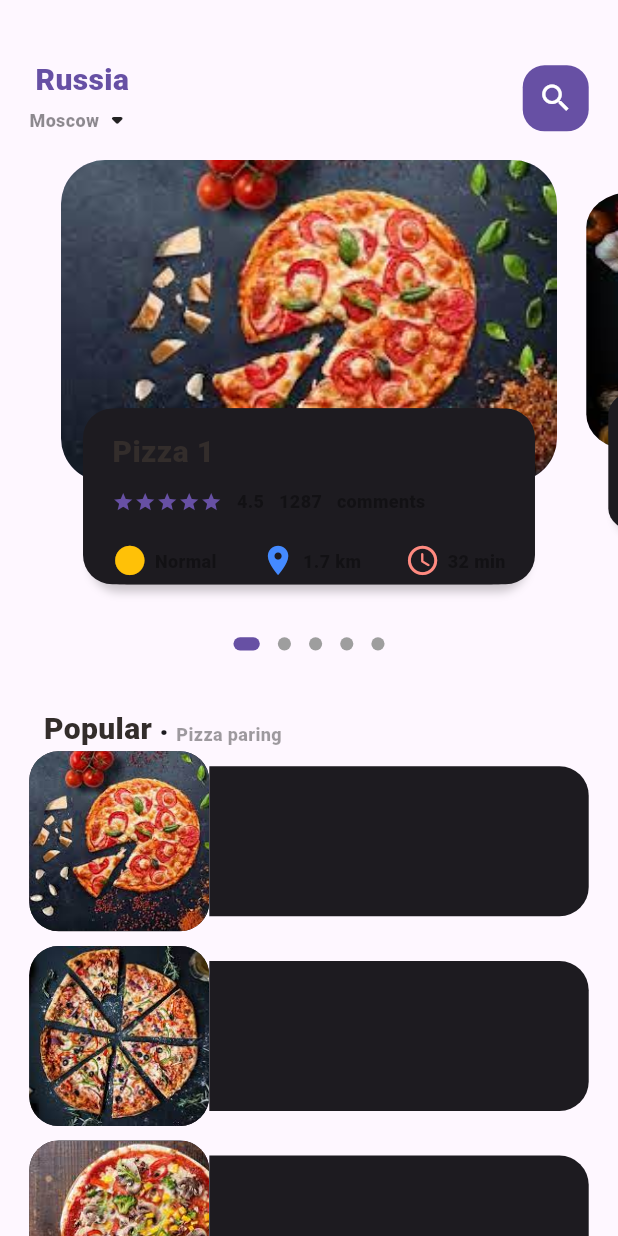
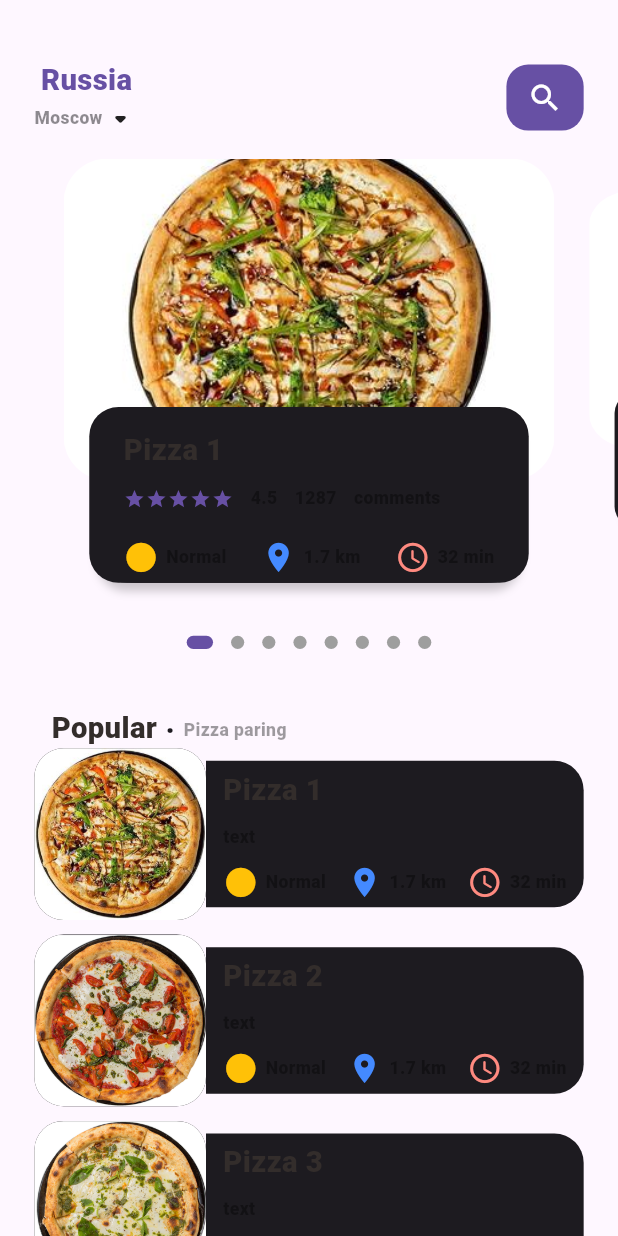
Before and after one commit to anatoliyKaragodin/flutter_ecommerce_app, a Flutter app: the screen it shows after launch, on a phone screen of 412 x 824 dp. Run offline on Flutter 3.47's test engine with Material 2 defaults, Android fonts, the phone set to English and light mode, and no system bars; drawn by our look-alikes of dots_indicator; our stand-ins replace get.

Commit message:
add libraries

```diff
--- a/lib/home_page/library/home_page_library.dart
+++ /dev/null
@@ -1,3 +0,0 @@
-library _home_page_library;
-
-import 'package:flutter/material.dart';
--- a/lib/main.dart
+++ b/lib/main.dart
@@ -1,7 +1,6 @@
 import 'package:flutter/material.dart';
+import 'package:flutter_ecommerce_app/pages/home_page/main_home_page.dart';
 import 'package:get/get_navigation/src/root/get_material_app.dart';
-
-import 'home_page/main_home_page.dart';
 
 void main() {
   runApp(const MyApp());
--- /dev/null
+++ b/lib/pages/home_page/library/home_page_library.dart
@@ -0,0 +1,14 @@
+library main_home_page_library;
+
+export 'package:flutter/material.dart';
+export 'package:flutter/material.dart';
+export 'package:flutter_ecommerce_app/utils/dimensions.dart';
+export 'package:flutter_ecommerce_app/widgets/big_text_widget.dart';
+export 'package:flutter_ecommerce_app/widgets/small_text_widget.dart';
+
+export 'package:dots_indicator/dots_indicator.dart';
+
+export 'package:flutter_ecommerce_app/utils/colors_util.dart';
+export 'package:flutter_ecommerce_app/pages/home_page/main_home_page_body.dart';
+
+export 'package:flutter_ecommerce_app/widgets/icon_and_text_widget.dart';
--- a/lib/home_page/main_home_page.dart
+++ b/lib/pages/home_page/main_home_page.dart
@@ -1,8 +1,4 @@
-import 'package:flutter/material.dart';
-import 'package:flutter_ecommerce_app/home_page/main_home_page_body.dart';
-import 'package:flutter_ecommerce_app/utils/dimensions.dart';
-import 'package:flutter_ecommerce_app/widgets/big_text_widget.dart';
-import 'package:flutter_ecommerce_app/widgets/small_text_widget.dart';
+import 'library/home_page_library.dart';
 
 class MainHomePage extends StatefulWidget {
   const MainHomePage({Key? key}) : super(key: key);
@@ -23,8 +19,8 @@ class _MainHomePageState extends State<MainHomePage> {
               margin: EdgeInsets.only(
                   top: Dimensions.height10 * 4, bottom: Dimensions.height15),
               padding: EdgeInsets.only(
-                  left: Dimensions.height10 * 2,
-                  right: Dimensions.height10 * 2),
+                  left: Dimensions.width10 * 2,
+                  right: Dimensions.width10 * 2),
               child: Row(
                 mainAxisAlignment: MainAxisAlignment.spaceBetween,
                 children: [
@@ -50,7 +46,7 @@ class _MainHomePageState extends State<MainHomePage> {
                   ),
                   Center(
                     child: Container(
-                      width: Dimensions.height15 * 3,
+                      width: Dimensions.width10 * 4.5,
                       height: Dimensions.height15 * 3,
                       child: Icon(Icons.search, color: Colors.white),
                       decoration: BoxDecoration(
--- a/lib/home_page/main_home_page_body.dart
+++ b/lib/pages/home_page/main_home_page_body.dart
@@ -1,10 +1,4 @@
-import 'package:dots_indicator/dots_indicator.dart';
-import 'package:flutter/material.dart';
-import 'package:flutter_ecommerce_app/utils/colors_util.dart';
-import 'package:flutter_ecommerce_app/utils/dimensions.dart';
-import 'package:flutter_ecommerce_app/widgets/big_text_widget.dart';
-import 'package:flutter_ecommerce_app/widgets/icon_and_text_widget.dart';
-import 'package:flutter_ecommerce_app/widgets/small_text_widget.dart';
+import 'library/home_page_library.dart';
 
 class MainHomePageBody extends StatefulWidget {
   const MainHomePageBody({Key? key}) : super(key: key);
@@ -40,6 +34,9 @@ class _MainHomePageBodyState extends State<MainHomePageBody> {
 
   @override
   Widget build(BuildContext context) {
+    /// Print screen height and width
+    // debugPrint(Dimensions.screenHeight.toString());
+    // debugPrint(Dimensions.screenWidth.toString());
     return Column(
       children: [
         /// Carousel section
@@ -47,15 +44,15 @@ class _MainHomePageBodyState extends State<MainHomePageBody> {
           height: Dimensions.pageView,
           child: PageView.builder(
               controller: pageController,
-              itemCount: 5,
+              itemCount: 8,
               itemBuilder: (context, position) {
                 return _buildPageItem(context, position);
               }),
         ),
 
-        /// Dots
+        /// Dots indicator
         DotsIndicator(
-          dotsCount: 5,
+          dotsCount: 8,
           position: _currentPageValue,
           decorator: DotsDecorator(
             size: Size.square(Dimensions.iconSize10 * 0.9),
@@ -69,7 +66,7 @@ class _MainHomePageBodyState extends State<MainHomePageBody> {
         /// Popular text
         SizedBox(height: Dimensions.height10 * 3),
         Container(
-          margin: EdgeInsets.only(left: Dimensions.height10 * 3),
+          margin: EdgeInsets.only(left: Dimensions.width10 * 3),
           child: Row(
             crossAxisAlignment: CrossAxisAlignment.end,
             children: [
@@ -77,8 +74,8 @@ class _MainHomePageBodyState extends State<MainHomePageBody> {
               SizedBox(height: Dimensions.height10),
               Container(
                 margin: EdgeInsets.only(
-                    left: Dimensions.height10 / 2,
-                    right: Dimensions.height10 / 2,
+                    left: Dimensions.width10 / 2,
+                    right: Dimensions.width10 / 2,
                     bottom: Dimensions.height10 * 0.3),
                 child: BigText(
                     text: '.', color: Theme.of(context).colorScheme.onSurface),
@@ -93,26 +90,23 @@ class _MainHomePageBodyState extends State<MainHomePageBody> {
         ),
 
         /// List of food and images
-        Container(
-          height: 900,
-          child: ListView.builder(
+        ListView.builder(
             physics: NeverScrollableScrollPhysics(),
-              itemCount: 5,
+            shrinkWrap: true,
+            itemCount: 8,
             itemBuilder: (BuildContext context, int index) {
               return Container(
                 margin: EdgeInsets.only(
-                      left: Dimensions.height10 * 2,
-                      right: Dimensions.height10 * 2,
-                  bottom: Dimensions.height10
-                  ),
+                    left: Dimensions.width10 * 2,
+                    right: Dimensions.width10 * 2,
+                    bottom: Dimensions.height10),
                 child: Row(
                   children: [
                     /// Image section
                     Container(
-                        width: 120,
-                        height: 120,
+                      width: Dimensions.width10*10,
+                      height: Dimensions.width10*10,
                       decoration: BoxDecoration(
-
                           borderRadius:
                               BorderRadius.circular(Dimensions.radius20),
                           color: Theme.of(context).colorScheme.onBackground,
@@ -121,26 +115,56 @@ class _MainHomePageBodyState extends State<MainHomePageBody> {
                               image: AssetImage(
                                   'assets/images/pizza${index + 1}.jpg'))),
                     ),
+
                     /// Text container
                     Expanded(
                       child: Container(
-                          height: 100,
-
+                        height: Dimensions.height10*10,
                         decoration: BoxDecoration(
                             borderRadius: BorderRadius.only(
-                              topRight: Radius.circular(Dimensions.radius20),
-                              bottomRight: Radius.circular(Dimensions.radius20)
+                                topRight:
+                                    Radius.circular(Dimensions.radius20),
+                                bottomRight:
+                                    Radius.circular(Dimensions.radius20)),
+                            color:
+                                Theme.of(context).colorScheme.onBackground),
+                        child: Padding(
+                          padding: EdgeInsets.only(left: Dimensions.width10, right: Dimensions.width10),
+                          child: Column(
+                            crossAxisAlignment: CrossAxisAlignment.start,
+                            mainAxisAlignment: MainAxisAlignment.center,
+                            children: [
+                              BigText(text: 'Pizza ${index+1}'),
+                              SizedBox(height: Dimensions.height10),
+                              SmallText(text: 'text'),
+                              SizedBox(height: Dimensions.height10),
+                              Row(
+                                mainAxisAlignment: MainAxisAlignment.spaceBetween,
+                                children: [
+                                  IconAndTextWidget(
+                                      iconData: Icons.circle_rounded,
+                                      text: 'Normal',
+                                      iconColor: ColorsUtil.iconColor1),
+                                  IconAndTextWidget(
+                                      iconData: Icons.location_on,
+                                      text: '1.7 km',
+                                      iconColor: ColorsUtil.iconColor2),
+                                  IconAndTextWidget(
+                                      iconData: Icons.access_time_rounded,
+                                      text: '32 min',
+                                      iconColor: ColorsUtil.iconColor3),
+                                ],
+                              )
+
+                            ],
                           ),
-                            color: Theme.of(context).colorScheme.onBackground
                         ),
-
                       ),
                     )
                   ],
                 ),
               );
-              }),
-        )
+            })
       ],
     );
   }
@@ -182,15 +206,15 @@ class _MainHomePageBodyState extends State<MainHomePageBody> {
         Container(
           height: Dimensions.pageViewContainer,
           margin: EdgeInsets.only(
-              left: Dimensions.height10, right: Dimensions.height10),
+              left: Dimensions.width10, right: Dimensions.width10),
           decoration: BoxDecoration(
               borderRadius: BorderRadius.circular(Dimensions.radius20 * 1.5),
-              color: index.isEven
-                  ? Theme.of(context).colorScheme.secondaryContainer
-                  : Theme.of(context)
-                      .colorScheme
-                      .secondaryContainer
-                      .withOpacity(0.5),
+              // color: index.isEven
+              //     ? Theme.of(context).colorScheme.secondaryContainer
+              //     : Theme.of(context)
+              //         .colorScheme
+              //         .secondaryContainer
+              //         .withOpacity(0.5),
               image: DecorationImage(
                   fit: BoxFit.cover,
                   image: AssetImage('assets/images/pizza${index + 1}.jpg'))),
@@ -200,8 +224,8 @@ class _MainHomePageBodyState extends State<MainHomePageBody> {
           child: Container(
             height: Dimensions.pageViewTextContainer,
             margin: EdgeInsets.only(
-                left: Dimensions.height15 * 2,
-                right: Dimensions.height15 * 2,
+                left: Dimensions.width10 * 3,
+                right: Dimensions.width10 * 3,
                 bottom: Dimensions.height15 * 2),
             decoration: BoxDecoration(
                 borderRadius: BorderRadius.circular(Dimensions.radius20),
@@ -211,19 +235,19 @@ class _MainHomePageBodyState extends State<MainHomePageBody> {
                       color:
                           Theme.of(context).colorScheme.shadow.withOpacity(0.2),
                       blurRadius: Dimensions.radius20 / 4,
-                      offset: Offset(0, 5)),
+                      offset: Offset(0, Dimensions.height10/2)),
                   BoxShadow(
                       color: Theme.of(context).colorScheme.onBackground,
-                      offset: Offset(-Dimensions.height10 / 2, 0)),
+                      offset: Offset(-Dimensions.width10 / 2, 0)),
                   BoxShadow(
                       color: Theme.of(context).colorScheme.onBackground,
-                      offset: Offset(Dimensions.height10 / 2, 0))
+                      offset: Offset(Dimensions.width10 / 2, 0))
                 ]),
             child: Container(
               padding: EdgeInsets.only(
                   top: Dimensions.height15,
-                  right: Dimensions.height15,
-                  left: Dimensions.height15),
+                  right: Dimensions.width10*1.5,
+                  left: Dimensions.width10*1.5),
               child: Column(
                 crossAxisAlignment: CrossAxisAlignment.start,
                 children: [
@@ -245,15 +269,15 @@ class _MainHomePageBodyState extends State<MainHomePageBody> {
                                 )),
                       ),
                       SizedBox(
-                        width: Dimensions.height10,
+                        width: Dimensions.width10,
                       ),
                       SmallText(text: '4.5'),
                       SizedBox(
-                        width: Dimensions.height10,
+                        width: Dimensions.width10,
                       ),
                       SmallText(text: '1287'),
                       SizedBox(
-                        width: Dimensions.height10,
+                        width: Dimensions.width10,
                       ),
                       SmallText(text: 'comments')
                     ],
--- a/lib/utils/dimensions.dart
+++ b/lib/utils/dimensions.dart
@@ -11,9 +11,14 @@ class Dimensions {
   static double pageViewContainer = screenHeight / 3.84;
   static double pageViewTextContainer = screenHeight / 7.03;
 
+  /// Height
   static double height10 = screenHeight / 84.4;
   static double height15 = screenHeight / 56.2;
 
+  /// Width
+  static double width10 = screenWidth / 36;
+
+  /// Other sizes
   static double font20 = screenHeight / 42.2;
   static double radius20 = screenHeight / 42.2;
   static double iconSize10 = screenHeight / 84.4;
--- a/lib/widgets/big_text_widget.dart
+++ b/lib/widgets/big_text_widget.dart
@@ -1,5 +1,4 @@
-import 'package:flutter/material.dart';
-import 'package:flutter_ecommerce_app/utils/dimensions.dart';
+import 'package:flutter_ecommerce_app/widgets/library/widgets_library.dart';
 
 class BigText extends StatelessWidget {
   Color? color;
@@ -10,7 +9,7 @@ class BigText extends StatelessWidget {
       {Key? key,
       this.color = const Color(0xFF332d2b),
       required this.text,
-      this.size = 20,
+      this.size = 0,
       this.overflow = TextOverflow.ellipsis})
       : super(key: key);
 
--- a/lib/widgets/icon_and_text_widget.dart
+++ b/lib/widgets/icon_and_text_widget.dart
@@ -1,6 +1,4 @@
-import 'package:flutter/material.dart';
-import 'package:flutter_ecommerce_app/utils/dimensions.dart';
-import 'package:flutter_ecommerce_app/widgets/small_text_widget.dart';
+import 'package:flutter_ecommerce_app/widgets/library/widgets_library.dart';
 
 class IconAndTextWidget extends StatelessWidget {
   final IconData iconData;
--- /dev/null
+++ b/lib/widgets/library/widgets_library.dart
@@ -0,0 +1,5 @@
+library widgets_library;
+
+export 'package:flutter/material.dart';
+export 'package:flutter_ecommerce_app/utils/dimensions.dart';
+export 'package:flutter_ecommerce_app/widgets/small_text_widget.dart';
--- a/lib/widgets/small_text_widget.dart
+++ b/lib/widgets/small_text_widget.dart
@@ -1,6 +1,4 @@
-import 'package:flutter/material.dart';
-
-import '../utils/dimensions.dart';
+import 'package:flutter_ecommerce_app/widgets/library/widgets_library.dart';
 
 class SmallText extends StatelessWidget {
   Color? color;
@@ -8,11 +6,14 @@ class SmallText extends StatelessWidget {
   double size;
   double height;
 
+  TextOverflow overflow;
+
+
   SmallText(
       {Key? key,
       this.color = Colors.black38,
-      required this.text,
-      this.size = 12,
+      required this.text, this.overflow = TextOverflow.ellipsis,
+      this.size = 0,
       this.height = 1.2})
       : super(key: key);
 
@@ -20,6 +21,7 @@ class SmallText extends StatelessWidget {
   Widget build(BuildContext context) {
     return Text(
       text,
+      overflow: overflow,
       style: TextStyle(
           color: color,
           fontFamily: 'Roboto',
```
Also changed, not shown: assets/images/pizza1.jpg, assets/images/pizza2.jpg, assets/images/pizza3.jpg, assets/images/pizza4.jpg, assets/images/pizza5.jpg, assets/images/pizza6.jpg (added), assets/images/pizza7.jpg (added), assets/images/pizza8.jpg (added). Lines whose indentation alone changed are shown as unchanged.
